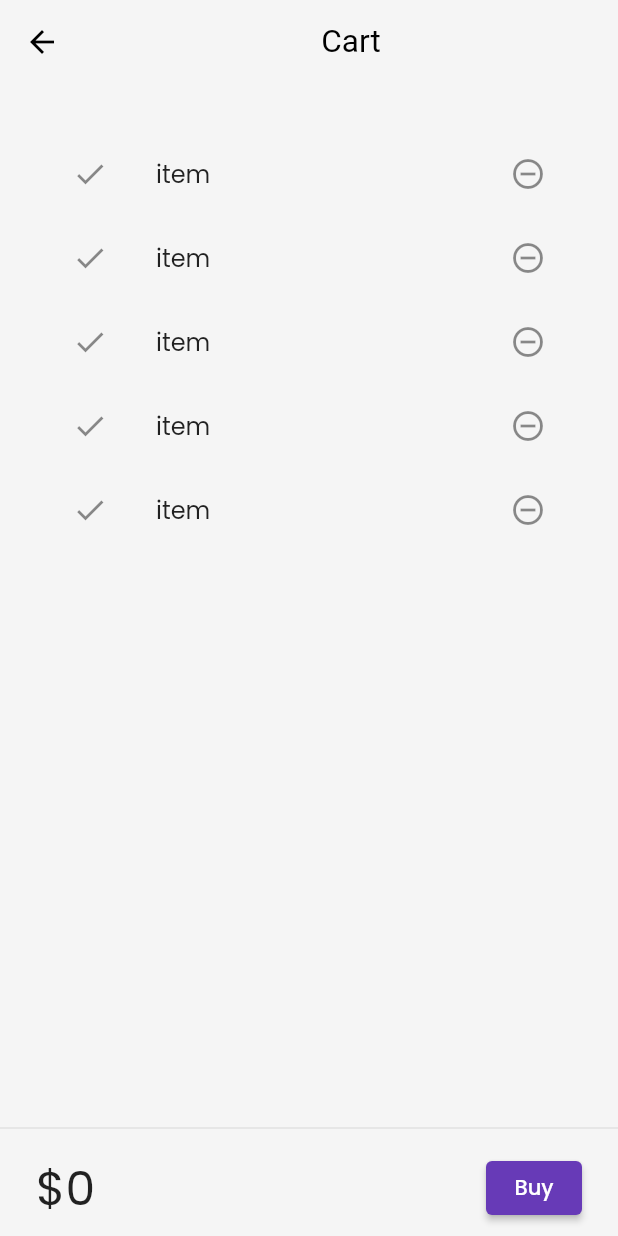
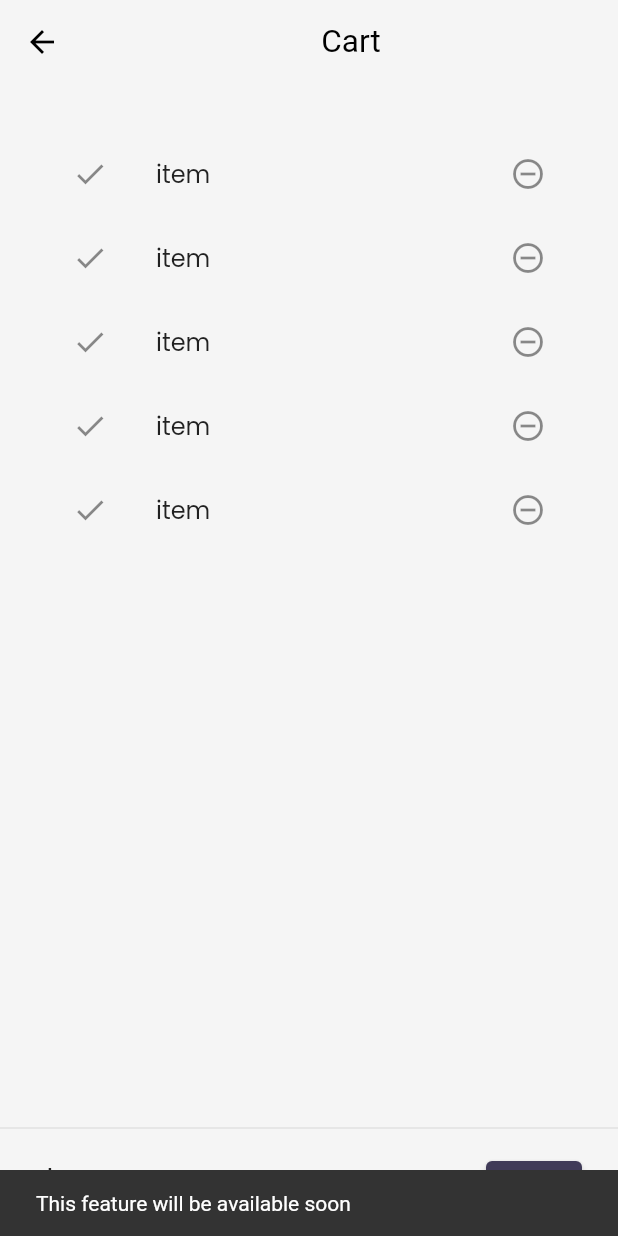
Before and after one commit to ABS-007/flutter_catalog, a Flutter app: the CartPage screen opened by its route, after a tap on "Buy", on a phone screen of 412 x 824 dp. Run offline on Flutter 3.47's test engine with Material 2 defaults, Android fonts, the phone set to English and light mode, and no system bars; our stand-ins replace google_fonts, velocity_x; network calls fail.

```diff
--- a/lib/models/catalog.dart
+++ b/lib/models/catalog.dart
@@ -2,10 +2,10 @@ class CatalogModel {
   static List<Item> items = [];
 
   //functions
-  static Item getbyid(int id) =>
+  Item getbyid(int id) =>
       // ignore: null_closures
       items.firstWhere((element) => element.id == id, orElse: null);
-  static Item getbypos(int pos) => items[pos];
+  Item getbypos(int pos) => items[pos];
 }
 
 class Item {
--- a/lib/pages/cart_page.dart
+++ b/lib/pages/cart_page.dart
@@ -32,8 +32,13 @@ class _CartTotal extends StatelessWidget {
         "\$$totalprice".text.xl4.make(),
         ElevatedButton(
           onPressed: (() {
-            print("This feature will be available soon");
+            ScaffoldMessenger.of(context).showSnackBar(SnackBar(
+                content: "This feature will be available soon".text.make()));
           }),
+          style: ButtonStyle(
+              backgroundColor:
+                  // ignore: deprecated_member_use
+                  MaterialStateProperty.all(context.theme.buttonColor)),
           child: "Buy".text.make(),
         )
       ],
--- a/lib/widgets/home_page_widgets.dart/catalog_list.dart
+++ b/lib/widgets/home_page_widgets.dart/catalog_list.dart
@@ -13,7 +13,7 @@ class CatalogList extends StatelessWidget {
         shrinkWrap: true,
         itemCount: CatalogModel.items.length,
         itemBuilder: (context, index) {
-          final catalog = CatalogModel.getbypos(index);
+          final catalog = CatalogModel.items[index];
           return InkWell(
               onTap: () => Navigator.push(
                   context,
```
Also changed, not shown: lib/models/cart_model.dart (added, +23 -0 lines).
